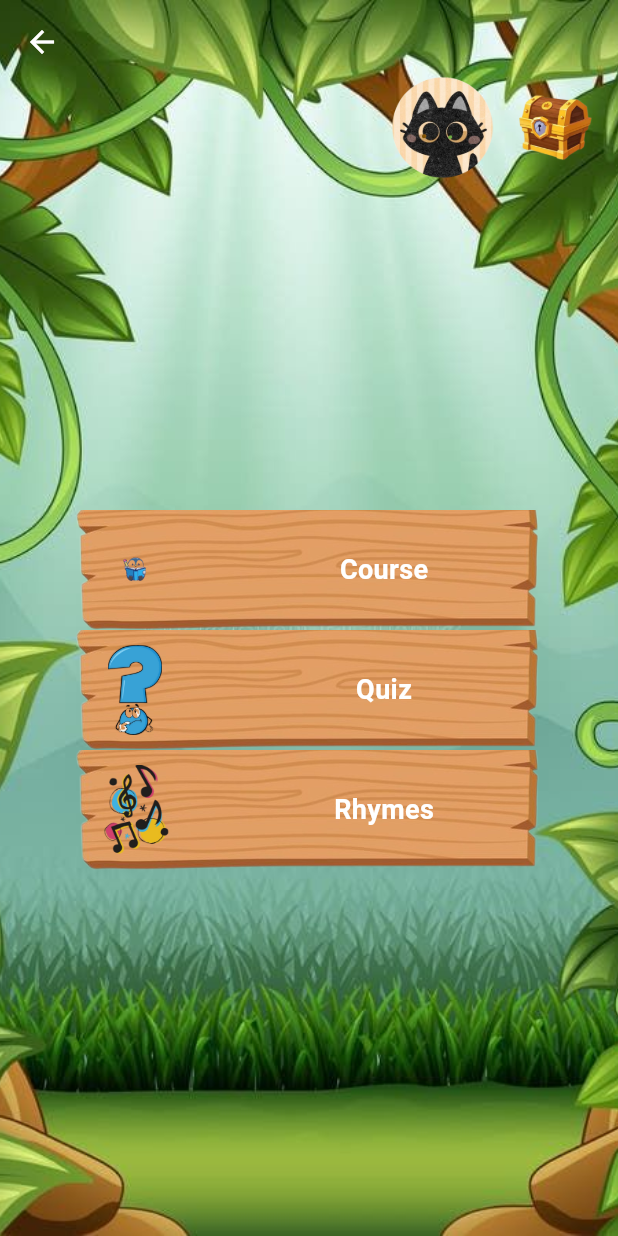
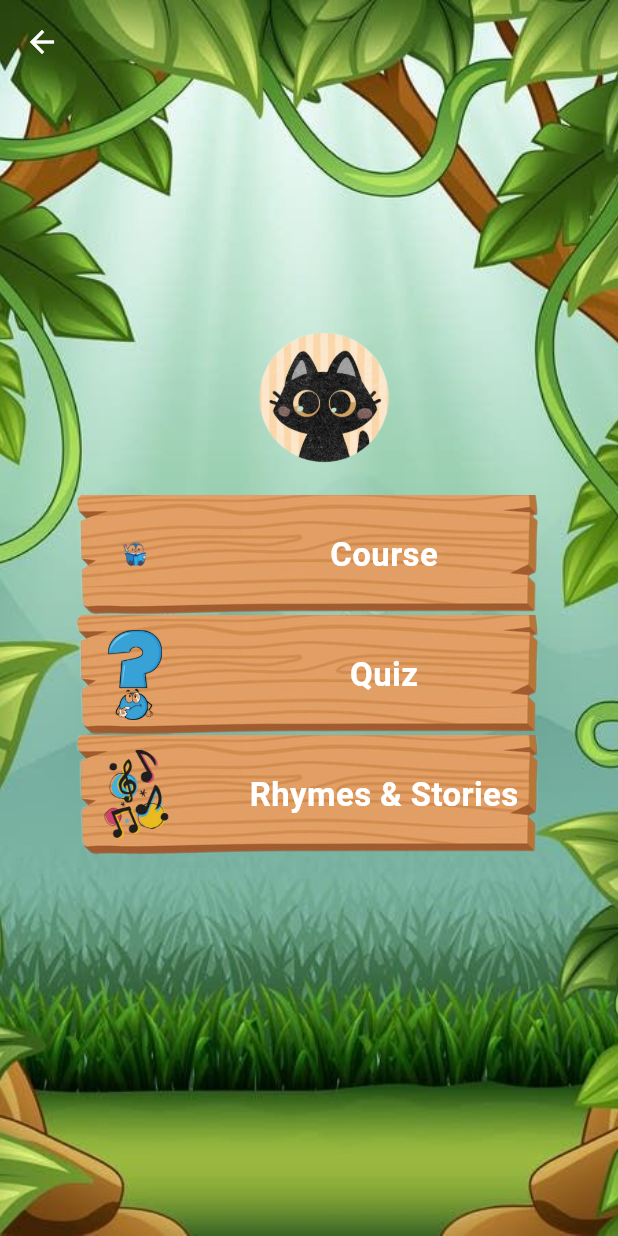
Before and after one commit to mahatarc/TinyTalk, a Flutter app: the Home screen opened directly, on a phone screen of 412 x 824 dp. Run offline on Flutter 3.47's test engine with Material 3 defaults, Android fonts, the phone set to English and light mode, and no system bars; our stand-ins replace audioplayers, flutter_bloc, google_fonts, permission_handler, shared_preferences, smooth_page_indicator and 1 more; missing offline and left inert: flutter_sound; accounts and stored records are empty.

Commit message:
profile navigation fixed

```diff
--- a/frontend/lib/features/homepage/presentation/UI/home.dart
+++ b/frontend/lib/features/homepage/presentation/UI/home.dart
@@ -1,10 +1,9 @@
 import 'package:flutter/material.dart';
 import 'package:flutter/services.dart'; // Import the package to lock orientation
 import 'package:tiny_talks/features/courses/presentation/UI/courses.dart';
+import 'package:tiny_talks/features/profile/presentation/UI/profile.dart';
 import 'package:tiny_talks/features/quiz/presentation/UI/quiz.dart';
 import 'package:tiny_talks/features/rhymes/presentation/UI/rhymes.dart';
-import 'package:tiny_talks/features/profile/presentation/UI/profile.dart';
-
 
 class Home extends StatelessWidget {
   const Home({super.key});
@@ -40,10 +39,10 @@ class Home extends StatelessWidget {
           ),
           Column(
             children: [
-              const SizedBox(height: 50), // Space for the AppBar
+              const SizedBox(height: 220), // Space for the AppBar
               // Profile and Chest icons row
               Padding(
-                padding: const EdgeInsets.symmetric(horizontal: 16.0),
+                padding: const EdgeInsets.symmetric(horizontal: 135.0),
                 child: Row(
                   mainAxisAlignment: MainAxisAlignment.end,
                   children: [
@@ -53,30 +52,29 @@ class Home extends StatelessWidget {
                             context,
                             MaterialPageRoute(builder: (context) => ProfilePage()),
                           );
-                        print("Profile icon tapped");
                       },
                       child: Image.asset(
                         'images/profile.png', // Replace with your profile image path
-                        width: 70,
-                        height: 70,
+                        width: 90,
+                        height: 90,
                       ),
                     ),
-                    const SizedBox(width: 16), // Space between icons
-                    GestureDetector(
-                      onTap: () {
-                        // Add action for chest icon
-                        print("Chest icon tapped");
-                      },
-                      child: Image.asset(
-                        'images/chest.png', // Replace with your chest image path
-                        width: 50,
-                        height: 50,
-                      ),
-                    ),
+                    const SizedBox(width: 16),
+                    // GestureDetector(
+                    //   onTap: () {
+                    //     // Add action for chest icon
+                    //     print("Chest icon tapped");
+                    //   },
+                    //   child: Image.asset(
+                    //     'images/chest.png',
+                    //     width: 50,
+                    //     height: 50,
+                    //   ),
+                    // ),
                   ],
                 ),
               ),
-              const SizedBox(height: 200), // Spacer for content positioning
+              //const SizedBox(height: 2),
               Expanded(
                 child: ListView(
                   padding: const EdgeInsets.all(20.0),
@@ -104,7 +102,7 @@ class Home extends StatelessWidget {
                       backgroundImage: 'images/h1.png',
                     ),
                     CategoryListTile(
-                      title: 'Rhymes',
+                      title: 'Rhymes & Stories',
                       icon: 'images/rhymes.png',
                       onTap: () {
                         Navigator.push(
@@ -146,20 +144,19 @@ class CategoryListTile extends StatelessWidget {
       child: Stack(
         alignment: Alignment.center,
         children: [
-          // Background image
           ClipRRect(
             borderRadius: BorderRadius.circular(10),
             child: Image.asset(
               backgroundImage,
               fit: BoxFit.cover,
               width: double.infinity,
-              height: 80, // Adjust height for the tile
+              height: 80,
             ),
           ),
           // Icon and text overlay
           Row(
             children: [
-              const SizedBox(width: 40), // Padding from the left
+              const SizedBox(width: 40),
               Image.asset(
                 icon,
                 width: 60,
@@ -169,9 +166,9 @@ class CategoryListTile extends StatelessWidget {
               Text(
                 title,
                 style: const TextStyle(
-                  fontSize: 18,
+                  fontSize: 22,
                   fontWeight: FontWeight.bold,
-                  color: Colors.white, // White color for contrast
+                  color: Colors.white,
                 ),
               ),
               const Spacer(), // Add equal spacing after the text
--- a/frontend/lib/features/profile/presentation/UI/profile.dart
+++ b/frontend/lib/features/profile/presentation/UI/profile.dart
@@ -93,9 +93,10 @@ class _ProfilePageState extends State<ProfilePage> {
                 onPressed: () async {
                   SharedPreferences prefs = await SharedPreferences.getInstance();
                   await prefs.remove("access_token"); // Logout action
-                  Navigator.pushReplacement(
+                  Navigator.pushAndRemoveUntil(
                     context,
                     MaterialPageRoute(builder: (context) => LoginPage()),
+                    (route) => false, // Remove all routes from the stack
                   );
                 },
                 style: ElevatedButton.styleFrom(
```
Also changed, not shown: frontend/lib/features/homepage/presentation/UI/homepage.dart (+1 -11 lines).
